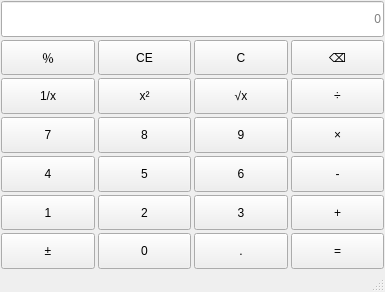
This is mainwindow.ui in pan-522401/Qt-Lab1 as Qt 5 draws it before an edit. The edited form follows.
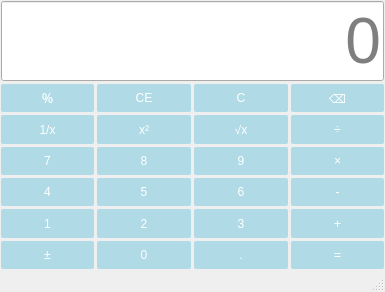
This is the edited form.

Commit message: 使用样式表改善界面效果，更新配色

```diff
--- a/mainwindow.ui
+++ b/mainwindow.ui
@@ -19,6 +19,28 @@
   <property name="windowTitle">
    <string>MainWindow</string>
   </property>
+  <property name="styleSheet">
+   <string notr="true">QPushButton{
+   background-color: rgb(175,218,230);
+   front-size: 60pt;
+   color: white;
+   border-radius: 2px;
+}
+
+QPushButton:hover{
+   background-color:rgb(251,241,215);
+   color: black;
+}
+
+QPushButton:pressed{
+   background-color: rgb(164,224,198);
+   color: black;
+}
+
+QLineEdit{
+    font-size: 48pt;
+}</string>
+  </property>
   <widget class="QWidget" name="centralwidget">
    <layout class="QVBoxLayout" name="verticalLayout">
     <property name="spacing">
```
